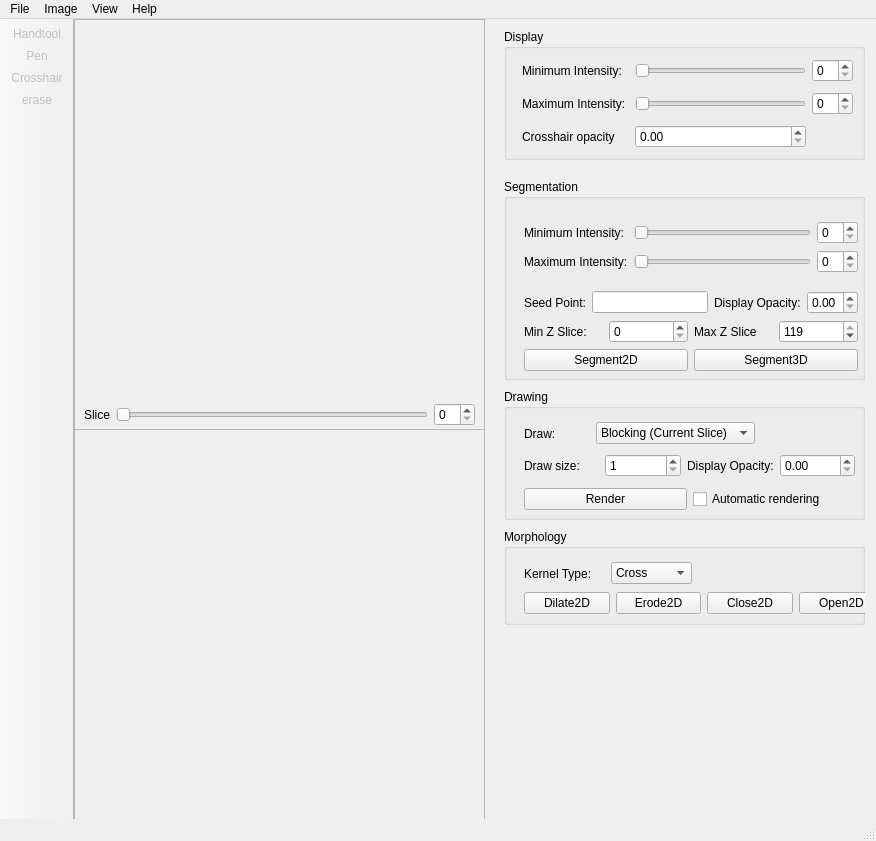
First picture: the form in src/mainwindow.ui, repository delcypher/simi-qt, before the edit.
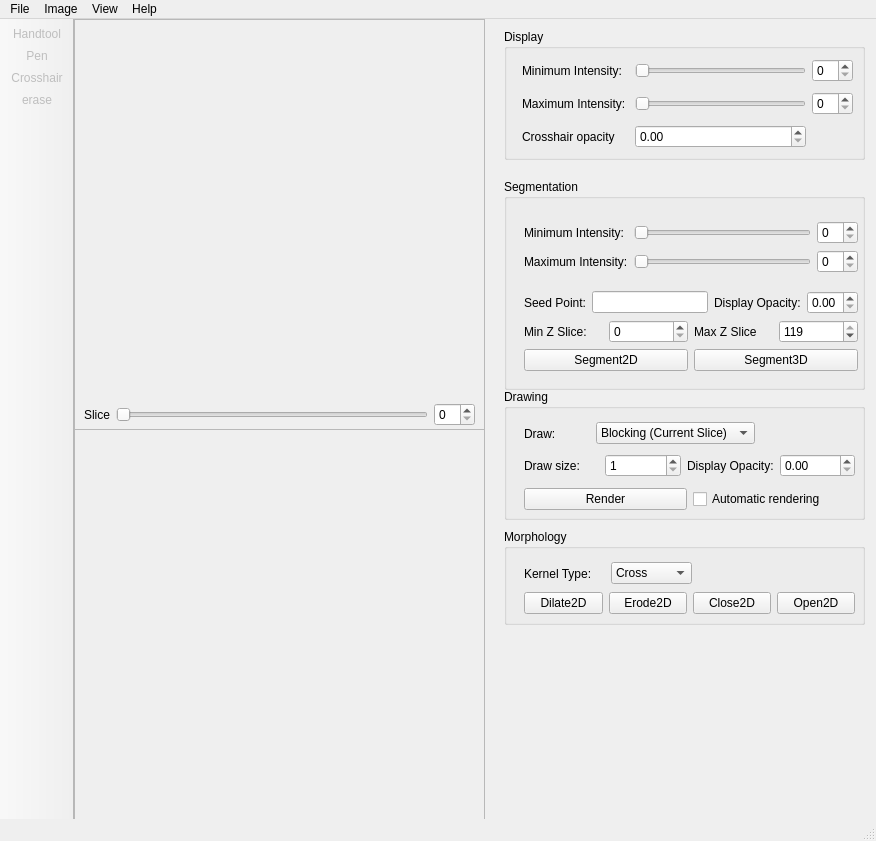
Second picture: the form after the edit. Icons and pictures are not drawn. Custom widgets are drawn as their Qt base class.

Commit message: Fixed some issues with the layout

```diff
--- a/src/mainwindow.ui
+++ b/src/mainwindow.ui
@@ -96,7 +96,7 @@
       <x>430</x>
       <y>160</y>
       <width>361</width>
-      <height>201</height>
+      <height>211</height>
      </rect>
     </property>
     <property name="title">
@@ -384,7 +384,7 @@
       <rect>
        <x>20</x>
        <y>60</y>
-       <width>360</width>
+       <width>331</width>
        <height>29</height>
       </rect>
      </property>
```
Left out of the diff: 2 changed lines with no effect on the pictures.
